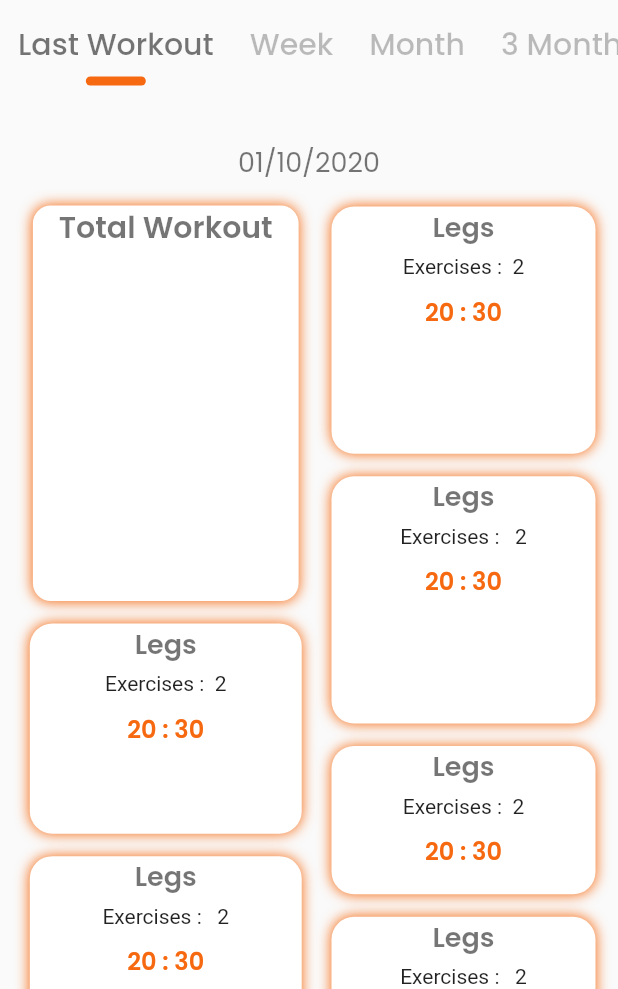
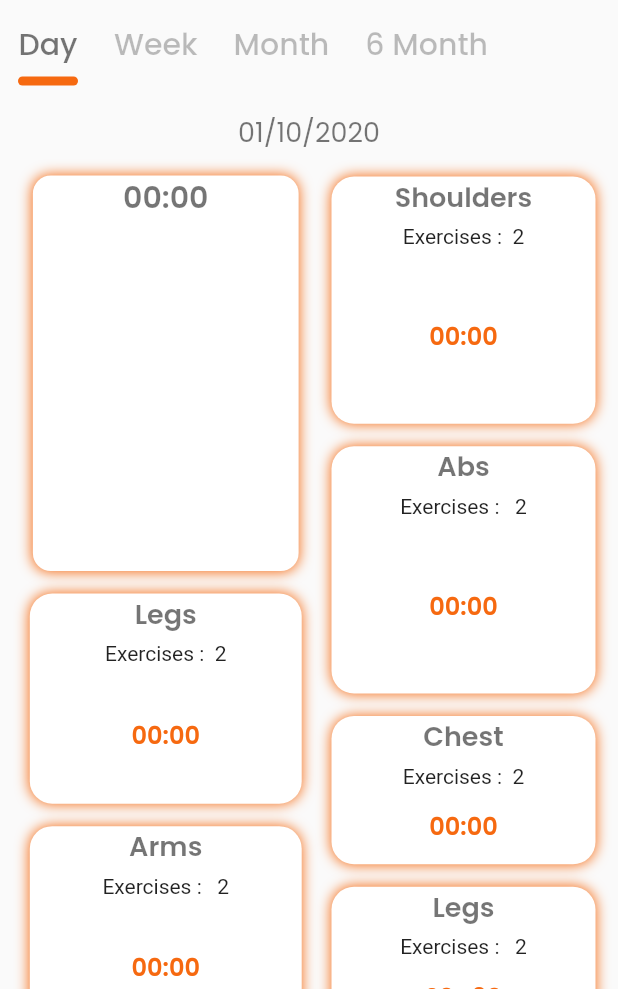
Before and after one commit to movinsilva/x_gym, a Flutter app: the screen it shows after launch, after a tap on "Sign in", on a phone screen of 412 x 824 dp, the part 247-1236 px from its top. Run offline on Flutter 3.47's test engine with Material 2 defaults, Android fonts, the light colour scheme and no system bars; drawn by our look-alikes of auto_size_text; our stand-ins replace cached_network_image, device_preview, google_fonts, material_design_icons_flutter, sqflite; accounts and stored records are empty.

Commit message:
state mangement added for the dashboard.dart

```diff
--- a/lib/main.dart
+++ b/lib/main.dart
@@ -1,6 +1,8 @@
 import 'package:device_preview/device_preview.dart';
 import 'package:flutter/foundation.dart';
 import 'package:flutter/material.dart';
+import 'package:provider/provider.dart';
+import 'package:x_gym/provider_models/dashboard_viewmodel.dart';
 import 'package:x_gym/screens/dashboard.dart';
 import 'package:x_gym/screens/diet.dart';
 import 'package:x_gym/screens/login_screen.dart';
@@ -9,10 +11,18 @@ import 'package:x_gym/screens/promotion.dart';
 import 'package:x_gym/screens/register_screen.dart';
 
 import 'screens/login_screen.dart';
-import 'screens/login_screen.dart';
 
 void main() {
-  runApp(MyApp());
+  runApp(
+    /// Providers are above [MyApp] instead of inside it, so that tests
+    /// can use [MyApp] while mocking the providers
+    MultiProvider(
+      providers: [
+        ChangeNotifierProvider(create: (_) => DashboardViewModel()),
+      ],
+      child: MyApp(),
+    ),
+  );
 }
 
 // app preview with multiple display support
@@ -24,6 +34,7 @@ void main() {
 // );
 
 class MyApp extends StatelessWidget {
+
   @override
   Widget build(BuildContext context) {
     return MaterialApp(
@@ -31,11 +42,11 @@ class MyApp extends StatelessWidget {
         primarySwatch: Colors.orange,
       ),
       routes: {
-        "/register" : (context) => RegisterScreen(),
-        "/dashboard" : (context) => Dashboard(),
-        "/diet" : (context) => DietPage(),
-        "/notices" : (context) => NoticesPage(),
-        "/promotions" : (context) => PromotionPage(),
+        "/register": (context) => RegisterScreen(),
+        "/dashboard": (context) => Dashboard(),
+        "/diet": (context) => DietPage(),
+        "/notices": (context) => NoticesPage(),
+        "/promotions": (context) => PromotionPage(),
       },
       home: LoginScreen(),
     );
--- /dev/null
+++ b/lib/provider_models/dashboard_viewmodel.dart
@@ -0,0 +1,72 @@
+/*
+* Created by Sandev on 22/09/2020
+* */
+
+import 'package:flutter/material.dart';
+
+class DashboardViewModel extends ChangeNotifier {
+
+  // hold the total workout time
+  String _totalWorkoutTime = "00:00";
+  // hold the total workout for legs
+  String _legs = "00:00";
+  // hold the total workout for the arms
+  String _arms = "00:00";
+  // hold the total workout for the shoulders
+  String _shoulders = "00:00";
+  // hold the total workout for the abs;
+  String _abs = "00:00";
+  // hold the total workout for the chest;
+  String _chest = "00:00";
+  // hold the index of the tab
+  int _tab_index = 0;
+
+  String get totalWorkoutTime => _totalWorkoutTime;
+
+  set totalWorkoutTime(String value) {
+    _totalWorkoutTime = value;
+    notifyListeners();
+  }
+
+  String get legs => _legs;
+
+  set legs(String value) {
+    _legs = value;
+    notifyListeners();
+  }
+
+  int get tab_index => _tab_index;
+
+  set tab_index(int value) {
+    _tab_index = value;
+    notifyListeners();
+  }
+
+  String get chest => _chest;
+
+  set chest(String value) {
+    _chest = value;
+    notifyListeners();
+  }
+
+  String get abs => _abs;
+
+  set abs(String value) {
+    _abs = value;
+    notifyListeners();
+  }
+
+  String get shoulders => _shoulders;
+
+  set shoulders(String value) {
+    _shoulders = value;
+    notifyListeners();
+  }
+
+  String get arms => _arms;
+
+  set arms(String value) {
+    _arms = value;
+    notifyListeners();
+  }
+}
--- a/lib/screens/dashboard.dart
+++ b/lib/screens/dashboard.dart
@@ -6,33 +6,23 @@ import 'package:auto_size_text/auto_size_text.dart';
 import 'package:flutter/cupertino.dart';
 import 'package:flutter/material.dart';
 import 'package:google_fonts/google_fonts.dart';
+import 'package:provider/provider.dart';
+import 'package:x_gym/provider_models/dashboard_viewmodel.dart';
 import 'package:x_gym/styles/Pallete.dart';
 import 'package:x_gym/widgets/global/default_background.dart';
 import 'package:x_gym/widgets/widgets_library.dart';
 
 class Dashboard extends StatelessWidget {
-  int selectedCategory = 0;
-  List<String> categories = [
-    "Last Workout",
-    "Week",
-    "Month",
-    "3 Months",
-    "6 Months",
-    "Year"
-  ];
-
   @override
   Widget build(BuildContext context) {
     final size = MediaQuery.of(context).size;
 
     return DefaultScaffold(
       title: "Dashboard",
-      interior: Column(
+      interior: Consumer<DashboardViewModel>(
+        builder: (context, model, widget) => Column(
         children: <Widget>[
-          TabLayout(categories),
-          SizedBox(
-            height: 20,
-          ),
+          TabLayout(["Day", "Week", "Month", "6 Month"]),
           AutoSizeText(
             "01/10/2020",
             style: GoogleFonts.poppins(
@@ -64,13 +54,12 @@ class Dashboard extends StatelessWidget {
                                     blurRadius: 7,
                                   ),
                                 ],
-                              borderRadius:
-                                  BorderRadius.all(Radius.circular(12)),
+                                borderRadius: BorderRadius.all(Radius.circular(12)),
                               ),
                               child: Column(
                                 children: <Widget>[
                                   AutoSizeText(
-                                  "Total Workout",
+                                    model.totalWorkoutTime,
                                     style: GoogleFonts.poppins(
                                       fontSize: 20,
                                       fontWeight: FontWeight.w600,
@@ -84,8 +73,7 @@ class Dashboard extends StatelessWidget {
                               margin: const EdgeInsets.only(top: 15, left: 15),
                               decoration: BoxDecoration(
                                 color: Colors.white,
-                              borderRadius:
-                                  BorderRadius.all(Radius.circular(15)),
+                                borderRadius: BorderRadius.all(Radius.circular(15)),
                                 boxShadow: [
                                   BoxShadow(
                                     color: Pallete.DefaultThemeColour,
@@ -109,26 +97,23 @@ class Dashboard extends StatelessWidget {
                                     height: 5,
                                   ),
                                   AutoSizeText("Exercises :  2"),
-                                SizedBox(
-                                  height: 10,
-                                ),
+                                  Spacer(),
                                   AutoSizeText(
-                                  "20 : 30",
+                                    model.legs,
                                     style: GoogleFonts.poppins(
                                       fontSize: 16,
                                       fontWeight: FontWeight.w600,
                                       color: Pallete.DefaultThemeColour,
                                     ),
                                   ),
+                                  Spacer()
                                 ],
                               ),
                             ),
                             Container(
-                            margin: const EdgeInsets.only(
-                                top: 15, left: 15, bottom: 15),
+                              margin: const EdgeInsets.only(top: 15, left: 15, bottom: 15),
                               decoration: BoxDecoration(
-                              borderRadius:
-                                  BorderRadius.all(Radius.circular(15)),
+                                borderRadius: BorderRadius.all(Radius.circular(15)),
                                 color: Colors.white,
                                 boxShadow: [
                                   BoxShadow(
@@ -142,7 +127,7 @@ class Dashboard extends StatelessWidget {
                               child: Column(
                                 children: <Widget>[
                                   AutoSizeText(
-                                  "Legs",
+                                    "Arms",
                                     style: GoogleFonts.poppins(
                                       color: Colors.black54,
                                       fontSize: 18,
@@ -153,17 +138,16 @@ class Dashboard extends StatelessWidget {
                                     height: 5,
                                   ),
                                   AutoSizeText("Exercises :   2"),
-                                SizedBox(
-                                  height: 10,
-                                ),
+                                  Spacer(),
                                   AutoSizeText(
-                                  "20 : 30",
+                                    model.arms,
                                     style: GoogleFonts.poppins(
                                       fontSize: 16,
                                       fontWeight: FontWeight.w600,
                                       color: Pallete.DefaultThemeColour,
                                     ),
                                   ),
+                                  Spacer()
                                 ],
                               ),
                             ),
@@ -177,11 +161,9 @@ class Dashboard extends StatelessWidget {
                           crossAxisAlignment: CrossAxisAlignment.center,
                           children: <Widget>[
                             Container(
-                            margin: const EdgeInsets.only(
-                                top: 15, left: 15, right: 15),
+                              margin: const EdgeInsets.only(top: 15, left: 15, right: 15),
                               decoration: BoxDecoration(
-                              borderRadius:
-                                  BorderRadius.all(Radius.circular(15)),
+                                borderRadius: BorderRadius.all(Radius.circular(15)),
                                 color: Colors.white,
                                 boxShadow: [
                                   BoxShadow(
@@ -195,7 +177,7 @@ class Dashboard extends StatelessWidget {
                               child: Column(
                                 children: <Widget>[
                                   AutoSizeText(
-                                  "Legs",
+                                    "Shoulders",
                                     style: GoogleFonts.poppins(
                                       color: Colors.black54,
                                       fontSize: 18,
@@ -206,26 +188,23 @@ class Dashboard extends StatelessWidget {
                                     height: 5,
                                   ),
                                   AutoSizeText("Exercises :  2"),
-                                SizedBox(
-                                  height: 10,
-                                ),
+                                  Spacer(),
                                   AutoSizeText(
-                                  "20 : 30",
+                                    model.shoulders,
                                     style: GoogleFonts.poppins(
                                       fontSize: 16,
                                       fontWeight: FontWeight.w600,
                                       color: Pallete.DefaultThemeColour,
                                     ),
                                   ),
+                                  Spacer()
                                 ],
                               ),
                             ),
                             Container(
-                            margin: const EdgeInsets.only(
-                                top: 15, left: 15, right: 15),
+                              margin: const EdgeInsets.only(top: 15, left: 15, right: 15),
                               decoration: BoxDecoration(
-                              borderRadius:
-                                  BorderRadius.all(Radius.circular(15)),
+                                borderRadius: BorderRadius.all(Radius.circular(15)),
                                 color: Colors.white,
                                 boxShadow: [
                                   BoxShadow(
@@ -239,7 +218,7 @@ class Dashboard extends StatelessWidget {
                               child: Column(
                                 children: <Widget>[
                                   AutoSizeText(
-                                  "Legs",
+                                    "Abs",
                                     style: GoogleFonts.poppins(
                                       color: Colors.black54,
                                       fontSize: 18,
@@ -250,26 +229,23 @@ class Dashboard extends StatelessWidget {
                                     height: 5,
                                   ),
                                   AutoSizeText("Exercises :   2"),
-                                SizedBox(
-                                  height: 10,
-                                ),
+                                  Spacer(),
                                   AutoSizeText(
-                                  "20 : 30",
+                                    model.abs,
                                     style: GoogleFonts.poppins(
                                       fontSize: 16,
                                       fontWeight: FontWeight.w600,
                                       color: Pallete.DefaultThemeColour,
                                     ),
                                   ),
+                                  Spacer()
                                 ],
                               ),
                             ),
                             Container(
-                            margin: const EdgeInsets.only(
-                                top: 15, left: 15, right: 15),
+                              margin: const EdgeInsets.only(top: 15, left: 15, right: 15),
                               decoration: BoxDecoration(
-                              borderRadius:
-                                  BorderRadius.all(Radius.circular(15)),
+                                borderRadius: BorderRadius.all(Radius.circular(15)),
                                 color: Colors.white,
                                 boxShadow: [
                                   BoxShadow(
@@ -283,7 +259,7 @@ class Dashboard extends StatelessWidget {
                               child: Column(
                                 children: <Widget>[
                                   AutoSizeText(
-                                  "Legs",
+                                    "Chest",
                                     style: GoogleFonts.poppins(
                                       color: Colors.black54,
                                       fontSize: 18,
@@ -294,26 +270,23 @@ class Dashboard extends StatelessWidget {
                                     height: 5,
                                   ),
                                   AutoSizeText("Exercises :  2"),
-                                SizedBox(
-                                  height: 10,
-                                ),
+                                  Spacer(),
                                   AutoSizeText(
-                                  "20 : 30",
+                                    model.chest,
                                     style: GoogleFonts.poppins(
                                       fontSize: 16,
                                       fontWeight: FontWeight.w600,
                                       color: Pallete.DefaultThemeColour,
                                     ),
                                   ),
+                                  Spacer(),
                                 ],
                               ),
                             ),
                             Container(
-                            margin: const EdgeInsets.only(
-                                top: 15, left: 15, right: 15, bottom: 15),
+                              margin: const EdgeInsets.only(top: 15, left: 15, right: 15, bottom: 15),
                               decoration: BoxDecoration(
-                              borderRadius:
-                                  BorderRadius.all(Radius.circular(15)),
+                                borderRadius: BorderRadius.all(Radius.circular(15)),
                                 color: Colors.white,
                                 boxShadow: [
                                   BoxShadow(
@@ -338,9 +311,7 @@ class Dashboard extends StatelessWidget {
                                     height: 5,
                                   ),
                                   AutoSizeText("Exercises :   2"),
-                                SizedBox(
-                                  height: 10,
-                                ),
+                                  Spacer(),
                                   AutoSizeText(
                                     "20 : 30",
                                     style: GoogleFonts.poppins(
@@ -349,6 +320,7 @@ class Dashboard extends StatelessWidget {
                                       color: Pallete.DefaultThemeColour,
                                     ),
                                   ),
+                                  Spacer(),
                                 ],
                               ),
                             ),
@@ -362,6 +334,7 @@ class Dashboard extends StatelessWidget {
             ),
         ],
       ),
+      ),
     );
   }
 }
--- a/lib/screens/notices.dart
+++ b/lib/screens/notices.dart
@@ -1,7 +1,7 @@
 import 'package:flutter/cupertino.dart';
 import 'package:flutter/material.dart';
 import 'package:x_gym/widgets/global/default_background.dart';
-import 'file:///C:/Users/Movin Silva/Desktop/Apps/x_gym/lib/widgets/screens/notice/notice_list_tile.dart';
+import 'package:x_gym/widgets/screens/notice/notice_list_tile.dart';
 
 class NoticesPage extends StatelessWidget {
   @override
--- a/lib/widgets/global/tab_layout.dart
+++ b/lib/widgets/global/tab_layout.dart
@@ -1,39 +1,36 @@
 import 'package:flutter/material.dart';
 import 'package:google_fonts/google_fonts.dart';
+import 'package:provider/provider.dart';
+import 'package:x_gym/provider_models/dashboard_viewmodel.dart';
 import 'package:x_gym/styles/Pallete.dart';
 
-class TabLayout extends StatefulWidget {
+class TabLayout extends StatelessWidget {
   List<String> list;
-  int selectedCategory = 0;
 
   TabLayout(this.list);
 
   @override
-  _TabLayoutState createState() => _TabLayoutState();
-}
-
-class _TabLayoutState extends State<TabLayout> {
-  @override
   Widget build(BuildContext context) {
-    return Container(
+    return Consumer<DashboardViewModel>(
+      builder: (context, model, widget) => Container(
         height: 60,
         child: ListView.builder(
-        itemCount: widget.list.length,
+          itemCount: list.length,
           scrollDirection: Axis.horizontal,
           itemBuilder: (context, index) => Padding(
             padding: const EdgeInsets.symmetric(horizontal: 12.0),
-          child: GestureDetector(
+            child: InkWell(
               onTap: () {
-              setState(() {
-                widget.selectedCategory = index;
-              });
+                  model.tab_index = index;
               },
+              highlightColor: Colors.transparent,
+              splashColor: Colors.transparent,
               child: Column(
                 children: <Widget>[
                   Text(
-                  widget.list[index],
+                    list[index],
                     style: GoogleFonts.poppins(
-                    color: index == widget.selectedCategory? Colors.black54 : Colors.black26,
+                      color: index == model.tab_index? Colors.black54 : Colors.black26,
                       fontWeight: FontWeight.w500,
                       fontSize: 20,
                     ),
@@ -44,7 +41,7 @@ class _TabLayoutState extends State<TabLayout> {
                       height: 6,
                       width: 40,
                       decoration: BoxDecoration(
-                      color: index == widget.selectedCategory ? Pallete.DefaultThemeColour: Colors.transparent,
+                        color: index == model.tab_index ? Pallete.DefaultThemeColour: Colors.transparent,
                         borderRadius: BorderRadius.all(Radius.circular(10)),
                       ),
                     ),
@@ -54,6 +51,7 @@ class _TabLayoutState extends State<TabLayout> {
             ),
           ),
         ),
+      ),
     );
   }
 }
--- a/pubspec.yaml
+++ b/pubspec.yaml
@@ -22,10 +22,13 @@ dependencies:
   material_design_icons_flutter: 4.0.5345
   # for online cache image
   cached_network_image: ^2.2.0+1
-  # for database and file management
+  # for database management
   sqflite:
+  # for the file management
   path:
   path_provider:
+  # for the state management
+  provider: ^4.3.2+2
 
 dev_dependencies:
   flutter_test:
```
Also changed, not shown: pubspec.lock. Lines whose indentation alone changed are shown as unchanged.
